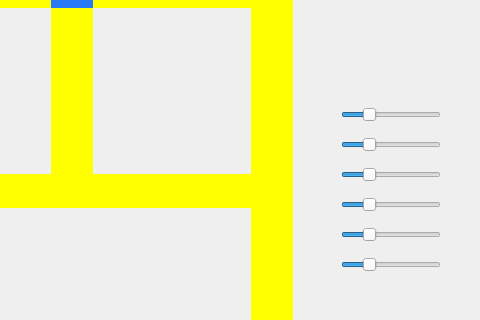
ArturRochel/threadtrem, file mainwindow.ui: the form before one commit; both pictures show x 449 to 929 and y 143 to 463 of the 929 by 760 pixel window.
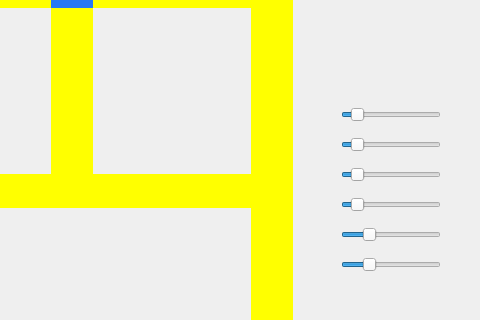
The form after the commit.

The edit to the form file:
```diff
--- a/mainwindow.ui
+++ b/mainwindow.ui
@@ -263,7 +263,7 @@
      <number>200</number>
     </property>
     <property name="value">
-     <number>50</number>
+     <number>20</number>
     </property>
     <property name="orientation">
      <enum>Qt::Orientation::Horizontal</enum>
@@ -285,7 +285,7 @@
      <number>200</number>
     </property>
     <property name="value">
-     <number>50</number>
+     <number>20</number>
     </property>
     <property name="orientation">
      <enum>Qt::Orientation::Horizontal</enum>
@@ -307,7 +307,7 @@
      <number>200</number>
     </property>
     <property name="value">
-     <number>50</number>
+     <number>20</number>
     </property>
     <property name="orientation">
      <enum>Qt::Orientation::Horizontal</enum>
@@ -329,7 +329,7 @@
      <number>200</number>
     </property>
     <property name="value">
-     <number>50</number>
+     <number>20</number>
     </property>
     <property name="orientation">
      <enum>Qt::Orientation::Horizontal</enum>
```
